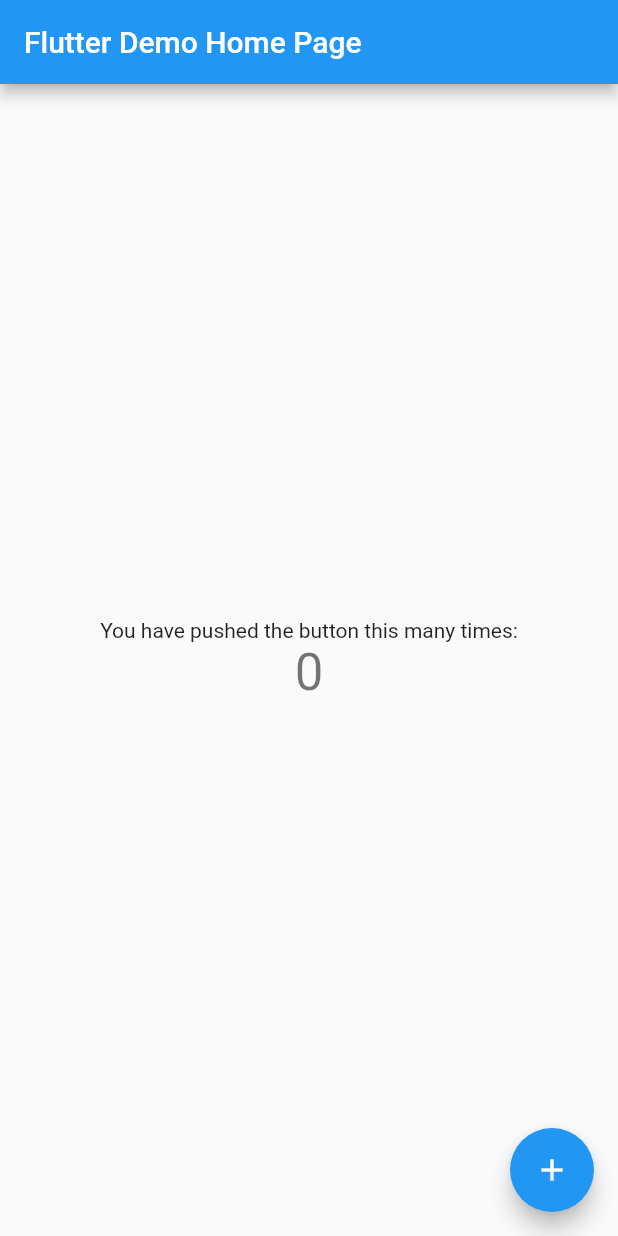
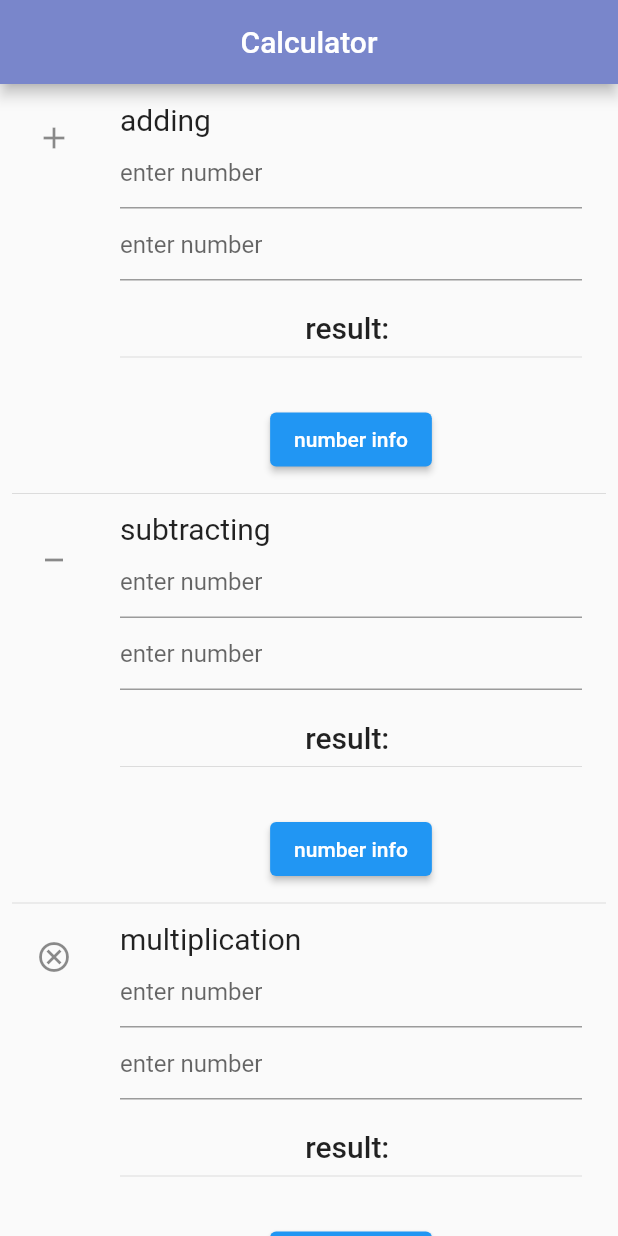
Before and after one commit to codecikoi/integration_test, a Flutter app: the screen it shows after launch, on a phone screen of 412 x 824 dp. Run offline on Flutter 3.47's test engine with Material 2 defaults, Android fonts, the phone set to English and light mode, and no system bars.

Commit message:
created model for api & UI

```diff
--- a/analysis_options.yaml
+++ b/analysis_options.yaml
@@ -7,7 +7,6 @@
 
 # The following line activates a set of recommended lints for Flutter apps,
 # packages, and plugins designed to encourage good coding practices.
-include: package:flutter_lints/flutter.yaml
 
 linter:
   # The lint rules applied to this project can be customized in the
--- a/lib/main.dart
+++ b/lib/main.dart
@@ -1,115 +1,55 @@
 import 'package:flutter/material.dart';
+import 'package:integration_test/utilities/operation.dart';
+import 'package:integration_test/widgets/operation_widget.dart';
+import 'utilities/calculator.dart';
 
 void main() {
-  runApp(const MyApp());
+  runApp(const CalculatorApp());
 }
 
-class MyApp extends StatelessWidget {
-  const MyApp({super.key});
-
-  // This widget is the root of your application.
-  @override
-  Widget build(BuildContext context) {
-    return MaterialApp(
-      title: 'Flutter Demo',
-      theme: ThemeData(
-        // This is the theme of your application.
-        //
-        // Try running your application with "flutter run". You'll see the
-        // application has a blue toolbar. Then, without quitting the app, try
-        // changing the primarySwatch below to Colors.green and then invoke
-        // "hot reload" (press "r" in the console where you ran "flutter run",
-        // or simply save your changes to "hot reload" in a Flutter IDE).
-        // Notice that the counter didn't reset back to zero; the application
-        // is not restarted.
-        primarySwatch: Colors.blue,
-      ),
-      home: const MyHomePage(title: 'Flutter Demo Home Page'),
-    );
-  }
-}
-
-class MyHomePage extends StatefulWidget {
-  const MyHomePage({super.key, required this.title});
-
-  // This widget is the home page of your application. It is stateful, meaning
-  // that it has a State object (defined below) that contains fields that affect
-  // how it looks.
-
-  // This class is the configuration for the state. It holds the values (in this
-  // case the title) provided by the parent (in this case the App widget) and
-  // used by the build method of the State. Fields in a Widget subclass are
-  // always marked "final".
-
-  final String title;
-
-  @override
-  State<MyHomePage> createState() => _MyHomePageState();
-}
-
-class _MyHomePageState extends State<MyHomePage> {
-  int _counter = 0;
-
-  void _incrementCounter() {
-    setState(() {
-      // This call to setState tells the Flutter framework that something has
-      // changed in this State, which causes it to rerun the build method below
-      // so that the display can reflect the updated values. If we changed
-      // _counter without calling setState(), then the build method would not be
-      // called again, and so nothing would appear to happen.
-      _counter++;
-    });
-  }
+class CalculatorApp extends StatelessWidget {
+  const CalculatorApp({super.key});
 
   @override
   Widget build(BuildContext context) {
-    // This method is rerun every time setState is called, for instance as done
-    // by the _incrementCounter method above.
-    //
-    // The Flutter framework has been optimized to make rerunning build methods
-    // fast, so that you can just rebuild anything that needs updating rather
-    // than having to individually change instances of widgets.
-    return Scaffold(
+    final calculator = Calculator();
+    return MaterialApp(
+      debugShowCheckedModeBanner: false,
+      home: Scaffold(
         appBar: AppBar(
-        // Here we take the value from the MyHomePage object that was created by
-        // the App.build method, and use it to set our appbar title.
-        title: Text(widget.title),
+          centerTitle: true,
+          backgroundColor: Colors.indigo[300],
+          title: Text('Calculator'),
         ),
-      body: Center(
-        // Center is a layout widget. It takes a single child and positions it
-        // in the middle of the parent.
+        body: SingleChildScrollView(
+          child: Padding(
+            padding: EdgeInsets.all(8.0),
             child: Column(
-          // Column is also a layout widget. It takes a list of children and
-          // arranges them vertically. By default, it sizes itself to fit its
-          // children horizontally, and tries to be as tall as its parent.
-          //
-          // Invoke "debug painting" (press "p" in the console, choose the
-          // "Toggle Debug Paint" action from the Flutter Inspector in Android
-          // Studio, or the "Toggle Debug Paint" command in Visual Studio Code)
-          // to see the wireframe for each widget.
-          //
-          // Column has various properties to control how it sizes itself and
-          // how it positions its children. Here we use mainAxisAlignment to
-          // center the children vertically; the main axis here is the vertical
-          // axis because Columns are vertical (the cross axis would be
-          // horizontal).
-          mainAxisAlignment: MainAxisAlignment.center,
-          children: <Widget>[
-            const Text(
-              'You have pushed the button this many times:',
+              children: [
+                OperationWidget(
+                  operation: Operation.add,
+                  calculator: calculator,
                 ),
-            Text(
-              '$_counter',
-              style: Theme.of(context).textTheme.headline4,
+                Divider(),
+                OperationWidget(
+                  operation: Operation.subtract,
+                  calculator: calculator,
+                ),
+                Divider(),
+                OperationWidget(
+                  operation: Operation.multiply,
+                  calculator: calculator,
+                ),
+                Divider(),
+                OperationWidget(
+                  operation: Operation.divide,
+                  calculator: calculator,
                 ),
               ],
             ),
           ),
-      floatingActionButton: FloatingActionButton(
-        onPressed: _incrementCounter,
-        tooltip: 'Increment',
-        child: const Icon(Icons.add),
-      ), // This trailing comma makes auto-formatting nicer for build methods.
+        ),
+      ),
     );
   }
 }
--- /dev/null
+++ b/lib/model/number.dart
@@ -0,0 +1,52 @@
+import 'dart:convert';
+
+class Number {
+  final String text;
+  final int number;
+
+  Number({
+    required this.text,
+    required this.number,
+  });
+
+  Number copyWith({
+    String? text,
+    int? number,
+  }) {
+    return Number(
+      text: text ?? this.text,
+      number: number ?? this.number,
+    );
+  }
+
+  Map<String, dynamic> toMap() {
+    return {
+      'text': text,
+      'number': number,
+    };
+  }
+
+  factory Number.fromMap(Map<String, dynamic> map) {
+    return Number(
+      text: map['text'] ?? '',
+      number: map['number']?.toInt() ?? 0,
+    );
+  }
+
+  String toJson() => json.encode(toMap());
+
+  factory Number.fromJson(String source) => Number.fromMap(json.decode(source));
+
+  @override
+  String toString() => 'Number(text: $text, number: $number)';
+
+  @override
+  bool operator ==(Object other) {
+    if (identical(this, other)) return true;
+
+    return other is Number && other.text == text && other.number == number;
+  }
+
+  @override
+  int get hashCode => text.hashCode ^ number.hashCode;
+}
--- /dev/null
+++ b/lib/service/number_api_service.dart
@@ -0,0 +1,24 @@
+import 'package:http/http.dart' as http;
+
+import '../model/number.dart';
+
+class NumberApiService {
+  final http.Client client;
+
+  NumberApiService({
+    required this.client,
+  });
+
+  Future<Number> getNumberFact(int number) async {
+    final response = await client.get(
+      Uri.parse('http://numbersapi.com$number'),
+      headers: {'Content-Type': 'application/json'},
+    );
+
+    if (response.statusCode == 200) {
+      return Number.fromJson(response.body);
+    } else {
+      throw Exception('failed to load number');
+    }
+  }
+}
--- /dev/null
+++ b/lib/utilities/calculator.dart
@@ -0,0 +1,30 @@
+class Calculator {
+  double add(double a, double b) {
+    return a + b;
+  }
+
+  double subtract(double a, double b) {
+    return a - b;
+  }
+
+  double multiply(double a, double b) {
+    return a * b;
+  }
+
+  double divide(double a, double b) {
+    if (b == 0) throw ArgumentError('Cannot be divided by 0');
+    return a / b;
+  }
+
+  Future<double> powerOfTwo(double a) => Future.delayed(
+    Duration(seconds: 1),
+        () => a * a,
+  );
+
+  Stream<int> fibonacciSequence() => Stream.periodic(
+    Duration(seconds: 1),
+        (count) => _fibonacciValues[count],
+  );
+
+  final List<int> _fibonacciValues = [0, 1, 1, 2, 3, 5, 8, 13, 21];
+}
--- /dev/null
+++ b/lib/utilities/operation.dart
@@ -0,0 +1,16 @@
+import 'package:flutter/material.dart';
+
+enum Operation {
+  add('adding', Icon(Icons.add)),
+  subtract('subtracting', Icon(Icons.minimize)),
+  multiply('multiplication', Icon(Icons.cancel_outlined)),
+  divide('division', Icon(Icons.architecture));
+
+  final String descriptionOperation;
+  final Icon iconOperation;
+
+  const Operation(
+      this.descriptionOperation,
+      this.iconOperation,
+      );
+}
--- /dev/null
+++ b/lib/widgets/operation_widget.dart
@@ -0,0 +1,136 @@
+import 'package:flutter/material.dart';
+import 'package:integration_test/service/number_api_service.dart';
+import '../utilities/calculator.dart';
+import '../utilities/operation.dart';
+import 'package:http/http.dart' as http;
+
+class OperationWidget extends StatefulWidget {
+  final Operation operation;
+  final Calculator calculator;
+  const OperationWidget({
+    Key? key,
+    required this.operation,
+    required this.calculator,
+  }) : super(key: key);
+
+  @override
+  State<OperationWidget> createState() => _OperationWidgetState();
+}
+
+class _OperationWidgetState extends State<OperationWidget> {
+  late NumberApiService _numberApiService;
+
+  final _topTextController = TextEditingController();
+  final _bottomTextController = TextEditingController();
+
+  String _operationResult = '';
+  String numberInfo = '';
+
+  @override
+  void initState() {
+    _numberApiService = NumberApiService(client: http.Client());
+    _topTextController.addListener(_getResult);
+    _bottomTextController.addListener(_getResult);
+    super.initState();
+  }
+
+  @override
+  void dispose() {
+    _topTextController.dispose();
+    _bottomTextController.dispose();
+    super.dispose();
+  }
+
+  @override
+  Widget build(BuildContext context) {
+    return ListTile(
+      title: Text(
+        widget.operation.descriptionOperation,
+        style: TextStyle(fontSize: 20.0),
+      ),
+      leading: widget.operation.iconOperation,
+      subtitle: Column(
+        children: [
+          TextField(
+            key: Key('textField_top_${widget.operation.descriptionOperation}'),
+            controller: _topTextController,
+            keyboardType: TextInputType.number,
+            decoration: InputDecoration(hintText: 'enter number'),
+          ),
+          TextField(
+            key: Key(
+                'textField_bottom_${widget.operation.descriptionOperation}'),
+            controller: _bottomTextController,
+            keyboardType: TextInputType.number,
+            decoration: InputDecoration(hintText: 'enter number'),
+          ),
+          SizedBox(height: 20.0),
+          Text(
+            'result: $_operationResult',
+            style: Theme.of(context).textTheme.titleLarge,
+          ),
+          Divider(),
+          Text(
+            numberInfo,
+            style: TextStyle(
+              fontSize: 20.0,
+            ),
+          ),
+          ElevatedButton(
+            key:
+                Key('elevated_button_${widget.operation.descriptionOperation}'),
+            onPressed: () async {
+              if (_operationResult.isNotEmpty) {
+                var value = await _numberApiService.getNumberFact(
+                  (double.parse(_operationResult)).round(),
+                );
+                setState(() {
+                  numberInfo = value.text;
+                });
+              }
+            },
+            child: Text('number info'),
+          ),
+        ],
+      ),
+    );
+  }
+
+  void _getResult() {
+    try {
+      final result = _calculate(
+        double.tryParse(_topTextController.text)!,
+        double.tryParse(_bottomTextController.text)!,
+      );
+      setState(() {
+        _operationResult = result.toString();
+      });
+    } catch (_) {
+      setState(() {
+        _operationResult = '';
+      });
+    }
+  }
+
+  double _calculate(double top, double bottom) {
+    double result;
+    switch (widget.operation) {
+      case Operation.add:
+        result = widget.calculator.add(top, bottom);
+        break;
+      case Operation.subtract:
+        result = widget.calculator.subtract(top, bottom);
+
+        break;
+      case Operation.multiply:
+        result = widget.calculator.multiply(top, bottom);
+
+        break;
+      case Operation.divide:
+        result = widget.calculator.divide(top, bottom);
+
+        break;
+    }
+    return result;
+  }
+}
--- a/pubspec.yaml
+++ b/pubspec.yaml
@@ -35,18 +35,18 @@ dependencies:
 
   # The following adds the Cupertino Icons font to your application.
   # Use with the CupertinoIcons class for iOS style icons.
-  cupertino_icons: ^1.0.2
+  cupertino_icons: ^1.0.5
 
 dev_dependencies:
   flutter_test:
     sdk: flutter
+  http: ^0.13.5
 
   # The "flutter_lints" package below contains a set of recommended lints to
   # encourage good coding practices. The lint set provided by the package is
   # activated in the `analysis_options.yaml` file located at the root of your
   # package. See that file for information about deactivating specific lint
   # rules and activating additional ones.
-  flutter_lints: ^2.0.0
 
 # For information on the generic Dart part of this file, see the
 # following page: https://dart.dev/tools/pub/pubspec
```
Also changed, not shown: pubspec.lock, 1 other file. Lines whose indentation alone changed are shown as unchanged.
